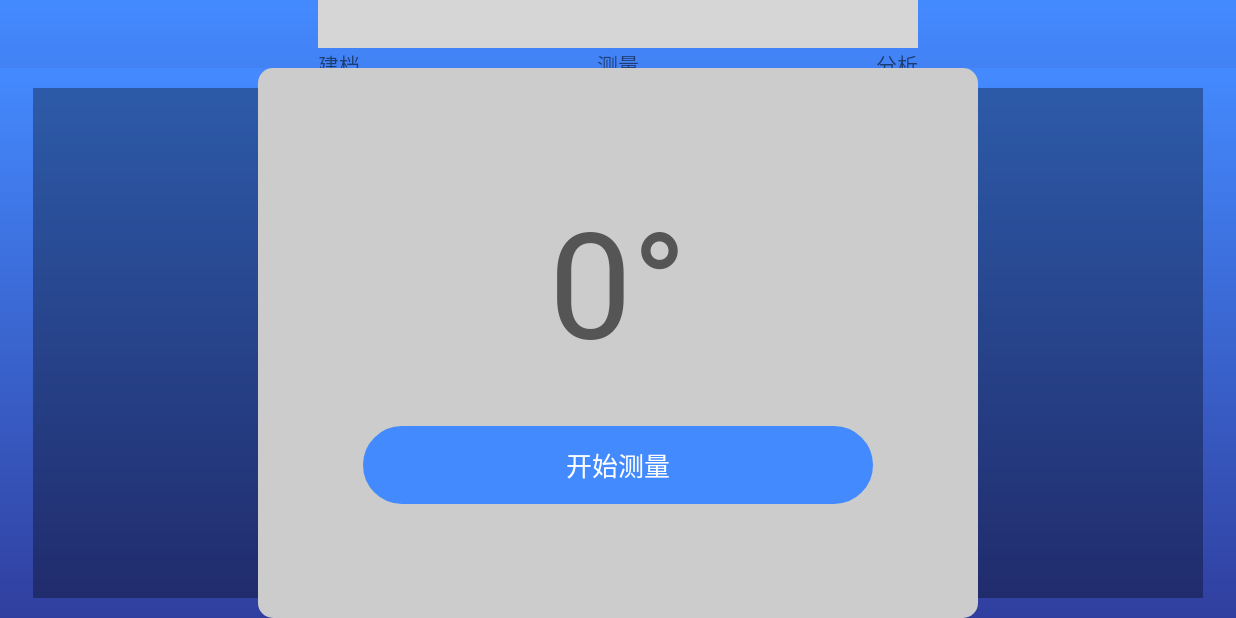
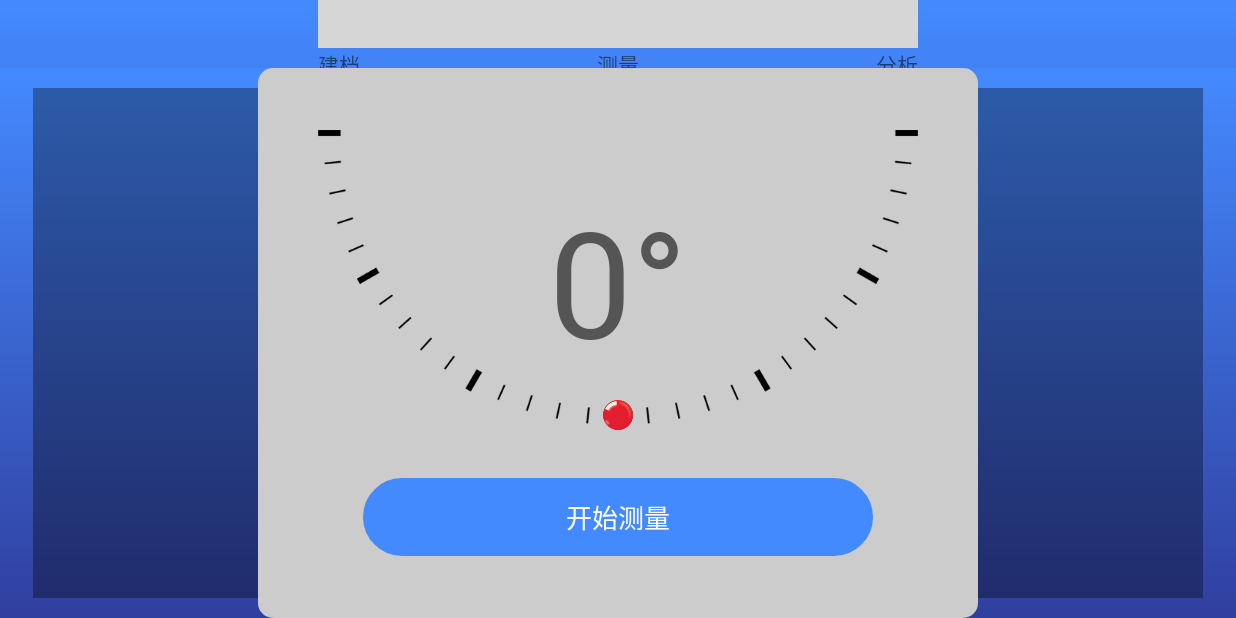
Before and after one commit to dlai87/spine, an Android app: the fragment DetectingFragment placed in its activity, on a phone screen of 824 x 412 dp (held sideways). Run offline under Robolectric (Android 15) with nearby library versions, the phone set to English and light mode, and no system bars; libraries missing offline, so code that uses them is left out: com.badoualy.stepperindicator, com.github.mikephil.charting, com.google.atap.tangoservice, com.linearlistview, com.yarolegovich.slidingrootnav; plain views replace StepperIndicator; Roboto replaces fonts that are not available here; 10 statements that could not run were skipped; grey boxes are pictures that could not be loaded.

Commit message:
detecting add angle animation

```diff
--- a/app/src/main/java/com/vasomedical/spinetracer/fragment/detect/DetectingFragment.java
+++ b/app/src/main/java/com/vasomedical/spinetracer/fragment/detect/DetectingFragment.java
@@ -7,6 +7,7 @@ import android.view.LayoutInflater;
 import android.view.View;
 import android.view.ViewGroup;
 import android.widget.Button;
+import android.widget.ImageView;
 import android.widget.TextView;
 
 import com.github.mikephil.charting.data.Entry;
@@ -27,6 +28,7 @@ import com.vasomedical.spinetracer.fragment.BaseFragment;
 import com.vasomedical.spinetracer.fragment.analytics.AnalyticFragment;
 import com.vasomedical.spinetracer.model.PoseLog;
 import com.vasomedical.spinetracer.util.Util;
+import com.vasomedical.spinetracer.util.widget.angleRule.AngleRulerLayout;
 import com.vasomedical.spinetracer.util.widget.button.NJButton;
 import com.vasomedical.spinetracer.util.widget.progressDialog.NJProgressDialog;
 
@@ -49,6 +51,8 @@ public class DetectingFragment extends BaseFragment {
     Button previousButton;
     Button nextButton;
     TextView realTimeDisplay;
+    AngleRulerLayout angleRulerLayout;
+    ImageView indicator;
 
     public View onCreateView(LayoutInflater inflater, ViewGroup container,
                              Bundle savedInstanceState) {
@@ -66,6 +70,8 @@ public class DetectingFragment extends BaseFragment {
         nextButton = (Button)view.findViewById(R.id.next_button);
         previousButton = (Button)view.findViewById(R.id.previous_button);
         realTimeDisplay = (TextView)view.findViewById(R.id.real_time_display);
+        angleRulerLayout = (AngleRulerLayout)view.findViewById(R.id.angleRulerLayout);
+        indicator = (ImageView)view.findViewById(R.id.indicator);
 
     }
 
@@ -229,7 +235,22 @@ public class DetectingFragment extends BaseFragment {
                 @Override
                 public void run() {
                     float degree = Util.radianToDegree((float) euler[1]);
-                    realTimeDisplay.setText( degree + mContext.getResources().getString(R.string.degree_mark));
+                    realTimeDisplay.setText( Math.abs(degree) + mContext.getResources().getString(R.string.degree_mark));
+
+                    float w = angleRulerLayout.getWidth() - indicator.getWidth();
+                    float h = angleRulerLayout.getHeight() - indicator.getWidth();
+
+                    float tempX =  (float) (Math.sin( Math.toRadians(Math.abs(degree)) ) * h) ;
+                    if (degree < 0 ){
+                        indicator.setX( w/2-tempX);
+                    }else {
+                        indicator.setX( w/2+tempX );
+                    }
+
+                    float tempY =  (float) (Math.cos( Math.toRadians(Math.abs(degree)) ) * h) ;
+
+                    Log.e("show", "w " + w + "h " + h + "x " + tempX + "y " + tempY);
+                    indicator.setY(tempY -indicator.getHeight());
                 }
             });
         }catch (Exception e){
--- /dev/null
+++ b/app/src/main/java/com/vasomedical/spinetracer/util/widget/angleRule/AngleRulerLayout.java
@@ -0,0 +1,44 @@
+package com.vasomedical.spinetracer.util.widget.angleRule;
+
+import android.content.Context;
+import android.graphics.Canvas;
+import android.graphics.Color;
+import android.graphics.Paint;
+import android.util.AttributeSet;
+import android.view.View;
+import android.view.ViewGroup;
+import android.widget.RelativeLayout;
+
+/**
+ * Created by dehualai on 9/1/17.
+ */
+
+public class AngleRulerLayout extends RelativeLayout {
+    public AngleRulerLayout(Context context) {
+        super(context);
+    }
+
+    public AngleRulerLayout(Context context, AttributeSet attrs) {
+        super(context, attrs);
+    }
+
+    public AngleRulerLayout(Context context, AttributeSet attrs, int defStyleAttr) {
+        super(context, attrs, defStyleAttr);
+    }
+
+    public AngleRulerLayout(Context context, AttributeSet attrs, int defStyleAttr, int defStyleRes) {
+        super(context, attrs, defStyleAttr, defStyleRes);
+    }
+
+    public void updateCiclePosition(){
+
+    }
+
+    @Override
+    protected void onDraw(Canvas canvas){
+        super.onDraw(canvas);
+      //  Paint paint = new Paint();
+      //  paint.setColor(Color.GRAY);
+      //  canvas.drawCircle(10,10,50, paint);
+    }
+}
--- a/app/src/main/res/layout/fragment_detecting.xml
+++ b/app/src/main/res/layout/fragment_detecting.xml
@@ -27,7 +27,14 @@
         android:layout_height="match_parent"
         android:layout_weight="8"
         android:gravity="center"
-        android:orientation="vertical">
+        android:orientation="vertical"
+        android:background="@color/bright_blue">
+
+        <RelativeLayout
+            android:layout_width="@dimen/angle_rule_w"
+            android:layout_height="@dimen/angle_rule_h"
+            android:background="@drawable/angle_rule">
+
 
             <com.vasomedical.spinetracer.util.widget.textView.NJTextView
                 android:id="@+id/real_time_display"
@@ -40,6 +47,9 @@
                 android:textColor="@color/text_gray_dark"
                 android:textStyle="bold"
                 />
+
+        </RelativeLayout>
+
 
         <com.vasomedical.spinetracer.util.widget.button.NJButton
             android:id="@+id/control_button"
--- a/app/src/main/res/layout/fragment_detecting_new.xml
+++ b/app/src/main/res/layout/fragment_detecting_new.xml
@@ -53,7 +53,24 @@
         android:layout_centerVertical="true"
         android:background="@drawable/grey_round_rect"
         android:gravity="center"
-        android:orientation="vertical">
+        android:orientation="vertical"
+        >
+
+
+        <com.vasomedical.spinetracer.util.widget.angleRule.AngleRulerLayout
+            android:id="@+id/angleRulerLayout"
+            android:layout_width="@dimen/angle_rule_w"
+            android:layout_height="@dimen/angle_rule_h"
+            android:background="@drawable/angle_rule">
+
+
+            <ImageView
+                android:id="@+id/indicator"
+                android:layout_width="@dimen/angle_indicator_r"
+                android:layout_height="@dimen/angle_indicator_r"
+                android:background="@drawable/red_dot"
+                android:layout_centerHorizontal="true"
+                android:layout_alignParentBottom="true"/>
 
 
             <com.vasomedical.spinetracer.util.widget.textView.NJTextView
@@ -64,7 +81,12 @@
                 android:textSize="@dimen/text_h_huge"
                 android:textColor="@color/text_gray_dark"
                 android:textStyle="bold"
+                android:layout_centerInParent="true"
                 />
+
+        </com.vasomedical.spinetracer.util.widget.angleRule.AngleRulerLayout>
+
+
 
         <com.vasomedical.spinetracer.util.widget.button.NJButton
             android:id="@+id/control_button"
--- a/app/src/main/res/values/dimens.xml
+++ b/app/src/main/res/values/dimens.xml
@@ -123,4 +123,8 @@
 
     <dimen name="step_indicator_w">400dp</dimen>
 
+    <dimen name="angle_rule_w">400dp</dimen>
+    <dimen name="angle_rule_h">200dp</dimen>
+    <dimen name="angle_indicator_r">20dp</dimen>
+
 </resources>
```
Also changed, not shown: app/src/main/res/drawable-hdpi/angle_rule.png (added), app/src/main/res/drawable-hdpi/red_dot.png (added), app/src/main/res/drawable-ldpi/angle_rule.png (added), app/src/main/res/drawable-ldpi/red_dot.png (added), app/src/main/res/drawable-mdpi/angle_rule.png (added), app/src/main/res/drawable-mdpi/red_dot.png (added), app/src/main/res/drawable-xhdpi/angle_rule.png (added), app/src/main/res/drawable-xhdpi/red_dot.png (added), app/src/main/res/drawable-xxhdpi/angle_rule.png (added), app/src/main/res/drawable-xxhdpi/red_dot.png (added), app/src/main/res/drawable-xxxhdpi/angle_rule.png (added), app/src/main/res/drawable/angle_rule.png (added), app/src/main/res/drawable/red_dot.png (added), 3 other files. Lines whose indentation alone changed are shown as unchanged.
